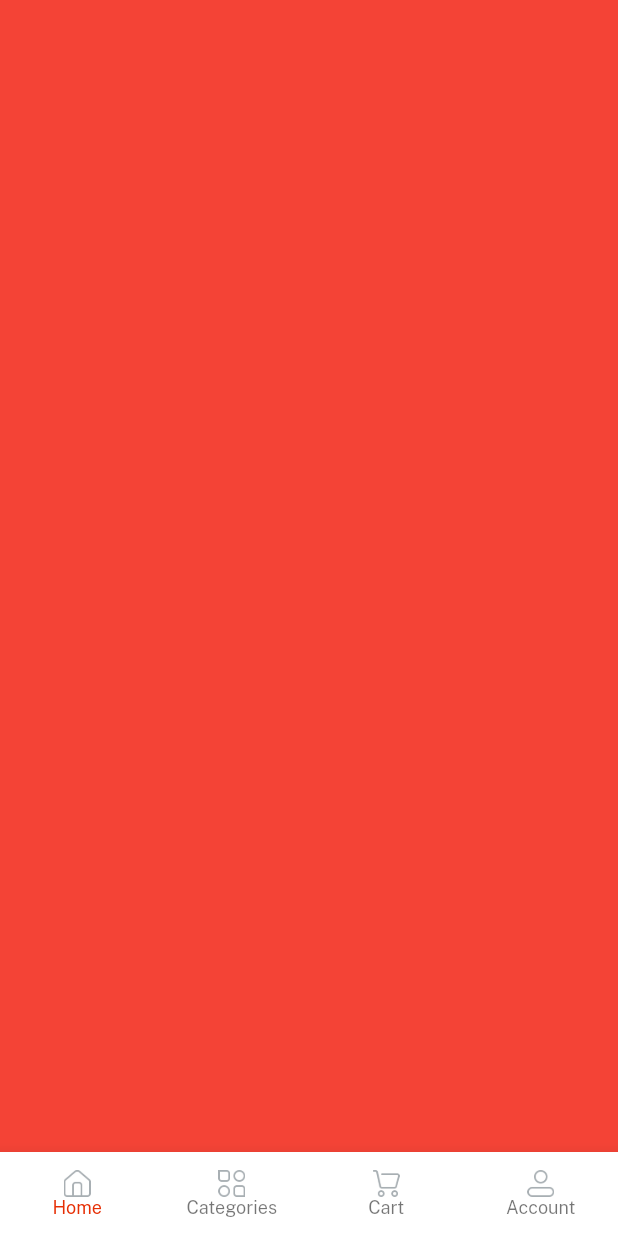
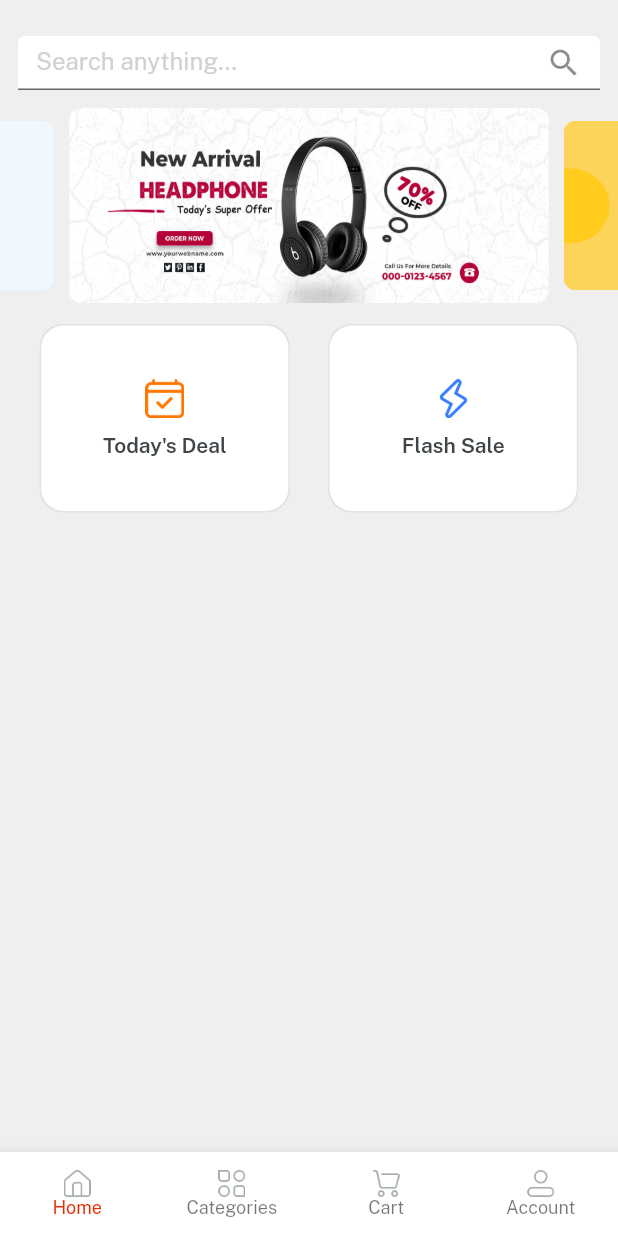
Before and after one commit to CPAD-Gazipur/flutter-e-mart, a Flutter app: the screen it shows after launch, after a tap on "Login", on a phone screen of 412 x 824 dp. Run offline on Flutter 3.47's test engine with Material 2 defaults, Android fonts, the phone set to English and light mode, and no system bars; drawn by our look-alikes of velocity_x; our stand-ins replace get.

Commit message:
E-Mart: Home Screen SLIDER, TODAY'S DEAL, FLASH SALE DESIGN BUTTON DESIGN ADDED.

```diff
--- a/lib/consts/lists.dart
+++ b/lib/consts/lists.dart
@@ -1,7 +1,5 @@
 import 'package:flutter_e_mart/consts/consts.dart';
 
-const socialIconList = [
-  icFacebookLogo,
-  icGoogleLogo,
-  icTwitterLogo,
-];
+const socialIconList = [icFacebookLogo, icGoogleLogo, icTwitterLogo];
+
+const sliderList = [imgSlider1, imgSlider2, imgSlider3, imgSlider4];
--- a/lib/consts/strings.dart
+++ b/lib/consts/strings.dart
@@ -3,7 +3,7 @@ const appName = "eMart";
 const appVersion = "Version 1.0.0";
 const credits = "©2022 Alamin Karno";
 
-//// LOGIN & SIGN UP SCREEN INFO
+/// LOGIN & SIGN UP SCREEN INFO
 const name = 'Name';
 const nameHint = 'Md. Al-Amin';
 const email = "Email";
@@ -25,3 +25,12 @@ const home = 'Home';
 const categories = 'Categories';
 const cart = 'Cart';
 const account = 'Account';
+
+/// HOME SCREEN STRING
+const searchAnything = 'Search anything...';
+const todaySDeal = 'Today\'s Deal';
+const flashSale = 'Flash Sale';
+const topSeller = 'Top Seller';
+const brand = 'Brand';
+const topCategories = 'Top Categories';
+const featuredCategories = 'Featured Categories';
--- /dev/null
+++ b/lib/views/account_screen/account_screen.dart
@@ -0,0 +1,12 @@
+import 'package:flutter_e_mart/consts/consts.dart';
+
+class AccountScreen extends StatelessWidget {
+  const AccountScreen({Key? key}) : super(key: key);
+
+  @override
+  Widget build(BuildContext context) {
+    return Container(
+      color: Colors.green,
+    );
+  }
+}
--- a/lib/views/auth_screen/login_screen.dart
+++ b/lib/views/auth_screen/login_screen.dart
@@ -47,7 +47,7 @@ class LoginScreen extends StatelessWidget {
                     titleColor: whiteColor,
                     backgroundColor: redColor,
                     onPressed: () {
-                      Get.to(() => const HomeScreen());
+                      Get.to(() => const HomeNavBar());
                     },
                   ).box.width(context.screenWidth - 60).make(),
                   5.heightBox,
--- /dev/null
+++ b/lib/views/cart_screen/cart_screen.dart
@@ -0,0 +1,12 @@
+import 'package:flutter_e_mart/consts/consts.dart';
+
+class CartScreen extends StatelessWidget {
+  const CartScreen({Key? key}) : super(key: key);
+
+  @override
+  Widget build(BuildContext context) {
+    return Container(
+      color: Colors.greenAccent,
+    );
+  }
+}
--- /dev/null
+++ b/lib/views/category_screen/category_screen.dart
@@ -0,0 +1,12 @@
+import 'package:flutter_e_mart/consts/consts.dart';
+
+class CategoryScreen extends StatelessWidget {
+  const CategoryScreen({Key? key}) : super(key: key);
+
+  @override
+  Widget build(BuildContext context) {
+    return Container(
+      color: Colors.blue,
+    );
+  }
+}
--- /dev/null
+++ b/lib/views/home_screen/home_nav_bar.dart
@@ -0,0 +1,76 @@
+import 'package:flutter_e_mart/consts/consts.dart';
+import 'package:flutter_e_mart/controllers/controllers.dart';
+import 'package:flutter_e_mart/views/account_screen/account_screen.dart';
+import 'package:flutter_e_mart/views/cart_screen/cart_screen.dart';
+import 'package:flutter_e_mart/views/category_screen/category_screen.dart';
+import 'package:flutter_e_mart/views/home_screen/home_screen.dart';
+import 'package:get/get.dart';
+
+class HomeNavBar extends StatelessWidget {
+  const HomeNavBar({Key? key}) : super(key: key);
+
+  @override
+  Widget build(BuildContext context) {
+    var controller = Get.put(HomeController());
+
+    var navItem = [
+      BottomNavigationBarItem(
+        icon: Image.asset(
+          icHome,
+          width: 18,
+        ),
+        label: home,
+      ),
+      BottomNavigationBarItem(
+        icon: Image.asset(
+          icCategories,
+          width: 18,
+        ),
+        label: categories,
+      ),
+      BottomNavigationBarItem(
+        icon: Image.asset(
+          icCart,
+          width: 18,
+        ),
+        label: cart,
+      ),
+      BottomNavigationBarItem(
+        icon: Image.asset(
+          icProfile,
+          width: 18,
+        ),
+        label: account,
+      ),
+    ];
+
+    var navBody = [
+      const HomeScreen(),
+      const CategoryScreen(),
+      const CartScreen(),
+      const AccountScreen(),
+    ];
+
+    return Scaffold(
+      body: Obx(
+        () => navBody[controller.currentNaIndex.value],
+      ),
+      bottomNavigationBar: Obx(
+        () => BottomNavigationBar(
+          currentIndex: controller.currentNaIndex.value,
+          selectedItemColor: redColor,
+          selectedLabelStyle: const TextStyle(
+            fontFamily: regular,
+            fontSize: 12,
+          ),
+          type: BottomNavigationBarType.fixed,
+          backgroundColor: whiteColor,
+          items: navItem,
+          onTap: (newValue) {
+            controller.currentNaIndex.value = newValue;
+          },
+        ),
+      ),
+    );
+  }
+}
--- a/lib/views/home_screen/home_screen.dart
+++ b/lib/views/home_screen/home_screen.dart
@@ -1,71 +1,73 @@
-import 'package:flutter/material.dart';
 import 'package:flutter_e_mart/consts/consts.dart';
-import 'package:flutter_e_mart/controllers/contollers.dart';
-import 'package:get/get.dart';
+import 'package:flutter_e_mart/widgets/custom_home_button.dart';
 
 class HomeScreen extends StatelessWidget {
   const HomeScreen({Key? key}) : super(key: key);
 
   @override
   Widget build(BuildContext context) {
-    var controller = Get.put(HomeController());
-
-    var navItem = [
-      BottomNavigationBarItem(
-        icon: Image.asset(
-          icHome,
-          width: 18,
+    return Container(
+      padding: const EdgeInsets.symmetric(vertical: 12),
+      color: lightGrey,
+      width: context.screenWidth,
+      height: context.screenHeight,
+      child: SafeArea(
+        child: Column(
+          children: [
+            Container(
+              alignment: Alignment.center,
+              height: 60,
+              padding: const EdgeInsets.all(12),
+              color: lightGrey,
+              child: TextFormField(
+                decoration: const InputDecoration(
+                  suffixIcon: Icon(Icons.search),
+                  filled: true,
+                  fillColor: whiteColor,
+                  hintText: searchAnything,
+                  hintStyle: TextStyle(
+                    color: textFieldGrey,
                   ),
-        label: home,
                 ),
-      BottomNavigationBarItem(
-        icon: Image.asset(
-          icCategories,
-          width: 18,
               ),
-        label: categories,
             ),
-      BottomNavigationBarItem(
-        icon: Image.asset(
-          icCart,
-          width: 18,
+            VxSwiper.builder(
+              aspectRatio: 16 / 9,
+              autoPlay: true,
+              height: 130,
+              enlargeCenterPage: true,
+              itemCount: sliderList.length,
+              itemBuilder: (context, index) {
+                return Container(
+                  margin: const EdgeInsets.symmetric(
+                    horizontal: 5,
                   ),
-        label: cart,
+                  decoration: BoxDecoration(
+                    borderRadius: BorderRadius.circular(8),
+                    image: DecorationImage(
+                      image: AssetImage(
+                        sliderList[index],
                       ),
-      BottomNavigationBarItem(
-        icon: Image.asset(
-          icProfile,
-          width: 18,
+                      fit: BoxFit.fill,
                     ),
-        label: account,
                   ),
-    ];
-
-    var navBody = [
-      Container(color: Colors.red),
-      Container(color: Colors.amber),
-      Container(color: Colors.grey),
-      Container(color: Colors.blue),
-    ];
-
-    return Scaffold(
-      body: Obx(
-        () => navBody[controller.currentNaIndex.value],
+                );
+              },
             ),
-      bottomNavigationBar: Obx(
-        () => BottomNavigationBar(
-          currentIndex: controller.currentNaIndex.value,
-          selectedItemColor: redColor,
-          selectedLabelStyle: const TextStyle(
-            fontFamily: regular,
-            fontSize: 12,
+            15.heightBox,
+            Row(
+              mainAxisAlignment: MainAxisAlignment.spaceEvenly,
+              children: List.generate(
+                2,
+                (index) => customHomeButton(
+                  height: context.screenHeight * 0.15,
+                  width: context.screenWidth / 2.5,
+                  image: index == 0 ? icTodaysDeal : icFlashDeal,
+                  title: index == 0 ? todaySDeal : flashSale,
                 ),
-          type: BottomNavigationBarType.fixed,
-          backgroundColor: whiteColor,
-          items: navItem,
-          onTap: (newValue) {
-            controller.currentNaIndex.value = newValue;
-          },
+              ),
+            )
+          ],
         ),
       ),
     );
--- a/lib/views/views.dart
+++ b/lib/views/views.dart
@@ -1,4 +1,8 @@
+export 'account_screen//account_screen.dart';
 export 'auth_screen/login_screen.dart';
 export 'auth_screen/signup_screen.dart';
+export 'cart_screen/cart_screen.dart';
+export 'category_screen/category_screen.dart';
+export 'home_screen/home_nav_bar.dart';
 export 'home_screen/home_screen.dart';
 export 'splash_screen/splash_screen.dart';
--- /dev/null
+++ b/lib/widgets/custom_home_button.dart
@@ -0,0 +1,21 @@
+import 'package:flutter_e_mart/consts/consts.dart';
+
+Widget customHomeButton({
+  required double width,
+  required double height,
+  required String image,
+  required String title,
+  VoidCallbackAction? onPressed,
+}) {
+  return Column(
+    mainAxisAlignment: MainAxisAlignment.center,
+    children: [
+      Image.asset(
+        image,
+        width: 26,
+      ),
+      10.heightBox,
+      title.text.fontFamily(semibold).color(darkFontGrey).make(),
+    ],
+  ).box.rounded.white.size(width, height).shadowXs.make();
+}
--- a/lib/widgets/widgets.dart
+++ b/lib/widgets/widgets.dart
@@ -1,4 +1,5 @@
 export 'app_logo_widget.dart';
 export 'background_widget.dart';
 export 'custom_button_widget.dart';
+export 'custom_home_button.dart';
 export 'custom_text_form_field_widget.dart';
```
Also changed, not shown: lib/controllers/controllers.dart (renamed from lib/controllers/contollers.dart). Lines whose indentation alone changed are shown as unchanged.
